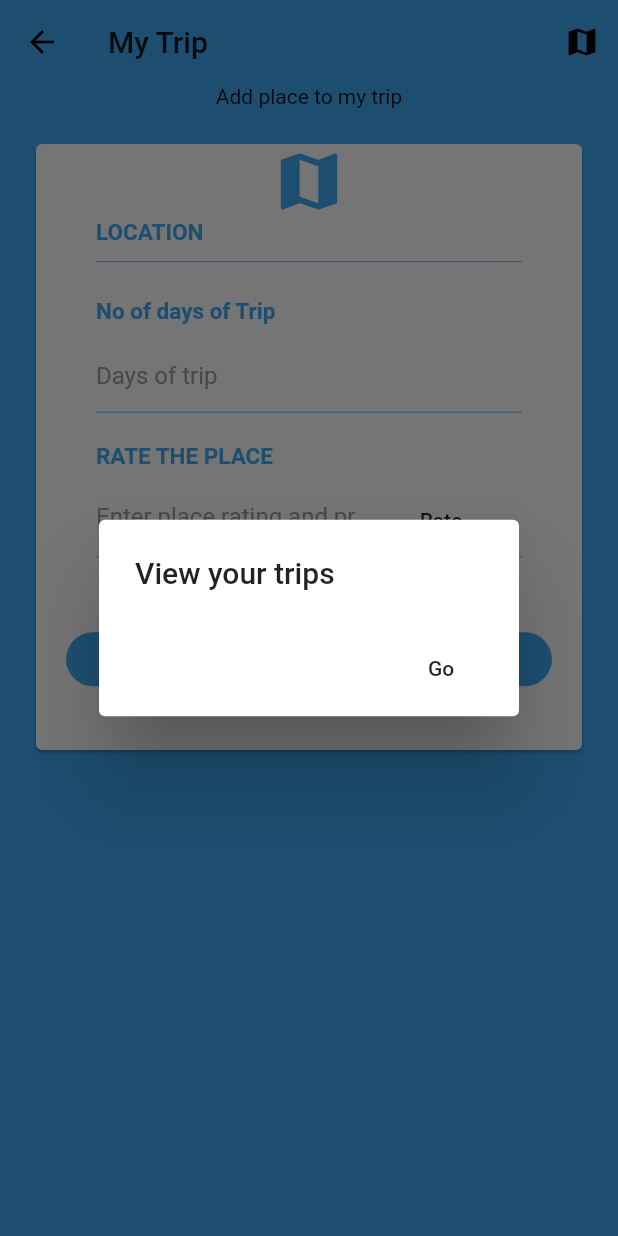
After one commit to i-ces/ACES, a Flutter app: the GuideTrip screen opened directly, after a tap on "Add My Trip", on a phone screen of 412 x 824 dp. The commit adds this screen. Run offline on Flutter 3.47's test engine with Material 2 defaults, Android fonts, the phone set to English and light mode, and no system bars; our stand-ins replace connectivity, curved_navigation_bar, flutter_bloc, flutter_rating_bar, geolocator, shared_preferences; accounts and stored records are empty.

Commit message:
guide page completed

```diff
--- /dev/null
+++ b/lib/guide/trips.dart
@@ -0,0 +1,324 @@
+import 'dart:async';
+import 'package:flutter/material.dart';
+import 'package:flutter_bloc/flutter_bloc.dart';
+import 'package:flutter_rating_bar/flutter_rating_bar.dart';
+import 'package:geolocator/geolocator.dart';
+
+class GuideTrip extends StatefulWidget {
+
+  GuideTrip({
+    Key key,
+  }) : super(key: key);
+
+  @override
+  State<StatefulWidget> createState() {
+    return _GuideTrip();
+  }
+}
+
+class _GuideTrip extends State<GuideTrip> {
+  Geolocator geolocator = Geolocator();
+  Position userLocation;
+  final _ratingController = TextEditingController();
+  final _daysController = TextEditingController();
+  final _placeIdController = TextEditingController();
+  final _locationController = TextEditingController();
+
+  double _userRating = 0.0;
+
+
+  @override
+  void initState() {
+    super.initState();
+    _getLocation().then((position) {
+      userLocation = position;
+      print(userLocation.latitude);
+    });
+  }
+
+  Future<Position> _getLocation() async {
+    Position currentLocation;
+    try {
+      currentLocation = await geolocator.getCurrentPosition(
+          desiredAccuracy: LocationAccuracy.best);
+    } catch (e) {
+      currentLocation = null;
+    }
+    print(currentLocation);
+    return currentLocation;
+  }
+
+  Widget _daysField() {
+    return TextFormField(
+      controller: _daysController,
+      keyboardType: TextInputType.number,
+      decoration: InputDecoration(
+        border: InputBorder.none,
+        hintText: 'Days of trip',
+        hintStyle: TextStyle(color: Colors.grey),
+      ),
+      validator: (String value) {
+        if (value.isEmpty) {
+          return 'Please enter a valid name';
+        }
+      },
+    );
+  }
+
+  Widget _rating() {
+    return TextFormField(
+      controller: _ratingController,
+      keyboardType: TextInputType.number,
+      decoration: InputDecoration(
+        border: InputBorder.none,
+        hintText: 'Enter place rating and press rate',
+        hintStyle: TextStyle(color: Colors.grey),
+        suffixIcon: MaterialButton(
+          onPressed: () {
+            setState(() {
+              _userRating = double.parse(_ratingController.text ?? "0.0");
+            });
+          },
+          child: Text("Rate"),
+        ),
+      ),
+      validator: (String value) {
+        if (value.isEmpty ||
+            double.parse(value ?? "0.0") > 5 ||
+            double.parse(value ?? "0.0") < 0) {
+          return 'Please enter a valid rating';
+        }
+      },
+    );
+  }
+
+  @override
+  Widget build(BuildContext context) {
+    Widget tripCreate() {
+      return ListView(
+          shrinkWrap: true,
+          scrollDirection: Axis.vertical,
+          physics: AlwaysScrollableScrollPhysics(),
+          children: <Widget>[
+            Container(
+              child: Center(
+                child: Icon(
+                  Icons.map,
+                  color: Color.fromRGBO(63, 169, 245, 1),
+                  size: 50.0,
+                ),
+              ),
+            ),
+            Form(
+              child: new Column(
+                children: <Widget>[
+                  new Row(
+                    children: <Widget>[
+                      new Expanded(
+                        child: new Padding(
+                          padding: const EdgeInsets.only(left: 40.0),
+                          child: new Text(
+                            "LOCATION",
+                            style: TextStyle(
+                              fontWeight: FontWeight.bold,
+                              color: Color.fromRGBO(63, 169, 245, 1),
+                              fontSize: 15.0,
+                            ),
+                          ),
+                        ),
+                      ),
+                    ],
+                  ),
+                  new Container(
+                    width: MediaQuery.of(context).size.width,
+                    margin: const EdgeInsets.only(
+                        left: 40.0, right: 40.0, top: 10.0),
+                    alignment: Alignment.center,
+                    decoration: BoxDecoration(
+                      border: Border(
+                        bottom: BorderSide(
+                            color: Color.fromRGBO(63, 169, 245, 1),
+                            width: 0.5,
+                            style: BorderStyle.solid),
+                      ),
+                    ),
+                    padding: const EdgeInsets.only(left: 0.0, right: 10.0),
+                    child: Container(),
+                  ),
+                  SizedBox(
+                    height: 24.0,
+                  ),
+                  new Row(
+                    children: <Widget>[
+                      new Expanded(
+                        child: new Padding(
+                          padding: const EdgeInsets.only(left: 40.0),
+                          child: new Text(
+                            "No of days of Trip",
+                            style: TextStyle(
+                              fontWeight: FontWeight.bold,
+                              color: Color.fromRGBO(63, 169, 245, 1),
+                              fontSize: 15.0,
+                            ),
+                          ),
+                        ),
+                      ),
+                    ],
+                  ),
+                  new Container(
+                      width: MediaQuery.of(context).size.width,
+                      margin: const EdgeInsets.only(
+                          left: 40.0, right: 40.0, top: 10.0),
+                      alignment: Alignment.center,
+                      decoration: BoxDecoration(
+                        border: Border(
+                          bottom: BorderSide(
+                              color: Color.fromRGBO(63, 169, 245, 1),
+                              width: 0.5,
+                              style: BorderStyle.solid),
+                        ),
+                      ),
+                      padding: const EdgeInsets.only(left: 0.0, right: 10.0),
+                      child: _daysField()),
+                  SizedBox(
+                    height: 20,
+                  ),
+                  new Row(
+                    children: <Widget>[
+                      new Expanded(
+                        child: new Padding(
+                          padding: const EdgeInsets.only(left: 40.0),
+                          child: new Text(
+                            "RATE THE PLACE",
+                            style: TextStyle(
+                              fontWeight: FontWeight.bold,
+                              color: Color.fromRGBO(63, 169, 245, 1),
+                              fontSize: 15.0,
+                            ),
+                          ),
+                        ),
+                      ),
+                    ],
+                  ),
+                  new Container(
+                      width: MediaQuery.of(context).size.width,
+                      margin: const EdgeInsets.only(
+                          left: 40.0, right: 40.0, top: 10.0),
+                      alignment: Alignment.center,
+                      decoration: BoxDecoration(
+                        border: Border(
+                          bottom: BorderSide(
+                              color: Color.fromRGBO(63, 169, 245, 1),
+                              width: 0.5,
+                              style: BorderStyle.solid),
+                        ),
+                      ),
+                      padding: const EdgeInsets.only(left: 0.0, right: 10.0),
+                      child: _rating()),
+                  SizedBox(
+                    height: 24.0,
+                  ),
+                  Container(
+                    margin: const EdgeInsets.only(top: 20.0),
+                    padding: const EdgeInsets.only(left: 20.0, right: 20.0),
+                    child: new Row(children: <Widget>[
+                      new Expanded(
+                        child: FlatButton(
+                          onPressed:() {
+                                  showDialog(
+                                      context: context,
+                                      builder: (_) => AlertDialog(
+                                            title: Text("View your trips"),
+                                            actions: <Widget>[
+                                              FlatButton(
+                                                child: Text("Go"),
+                                                onPressed: () {}
+                                              )
+                                            ],
+                                          ));
+                                },
+
+                          shape: new RoundedRectangleBorder(
+                              borderRadius: new BorderRadius.circular(30.0)),
+                          splashColor: Color.fromRGBO(63, 169, 245, 1),
+                          color: Color.fromRGBO(63, 169, 245, 1),
+                          child: new Row(
+                            children: <Widget>[
+                              new Padding(
+                                padding: const EdgeInsets.only(left: 20.0),
+                                child: Text(
+                                  "Add My Trip",
+                                  style: TextStyle(color: Colors.white),
+                                ),
+                              ),
+                            ],
+                          ),
+                        ),
+                      )
+                    ]),
+                  ),
+                ],
+              ),
+            )
+          ]);
+    }
+
+    return Scaffold(
+        appBar: AppBar(
+          title: Text("My Trip"),
+          elevation: 0.0,
+          backgroundColor: Color.fromRGBO(63, 169, 245, 1),
+          actions: <Widget>[
+            IconButton(
+              icon: Icon(Icons.map),
+              onPressed: () {}
+            )
+          ],
+        ),
+        body: Container(
+                height: MediaQuery.of(context).size.height,
+                color: Color.fromRGBO(63, 169, 245, 1),
+                child: ListView(
+                  shrinkWrap: true,
+                  scrollDirection: Axis.vertical,
+                  physics: AlwaysScrollableScrollPhysics(),
+                  padding: EdgeInsets.fromLTRB(20, 0, 20, 0),
+                  children: <Widget>[
+                    Center(
+                      child: Text("Add place to my trip"),
+                    ),
+                    SizedBox(
+                      height: 20,
+                    ),
+                    Container(
+                      height: MediaQuery.of(context).size.height * 0.5,
+                      child: Card(
+                        child: tripCreate(),
+                      ),
+                    )
+                  ],
+                ),
+              ),
+    );
+
+  }
+}
+
+class DiamondClipper extends CustomClipper<Path> {
+  @override
+  Path getClip(Size size) {
+    final path = Path();
+    final len = size.width;
+    path.lineTo(0, 1 / 4 * len);
+    path.lineTo(1 / 4 * len, 0);
+    path.lineTo(3 / 4 * len, 0);
+    path.lineTo(len, 1 / 4 * len);
+    path.lineTo(1 / 2 * len, len);
+    path.lineTo(0, 1 / 4 * len);
+    path.close();
+    return path;
+  }
+
+  @override
+  bool shouldReclip(CustomClipper<Path> oldClipper) => true;
+}
--- a/lib/homepage.dart
+++ b/lib/homepage.dart
@@ -46,7 +46,7 @@ class _HomepageState extends State<Homepage> {
                   Navigator.push(context,
                       MaterialPageRoute(builder: (context) => LoginScreen()));
                 },
-                child: Text(""),
+                child: Text("profile page"),
               ),
             ],
           ),
--- a/lib/profile/postCard.dart
+++ b/lib/profile/postCard.dart
@@ -50,7 +50,7 @@ class TripModelCard extends StatelessWidget {
               String _headersKey = "Authorization";
               String _headersValue = "Token " + token;
               await http.get(
-                  "http://ec2-52-87-169-94.compute-1.amazonaws.com/api/trip/delete/?tripid=1234",
+                  "http://ec2-52-87-169-94.compute-1.amazonaws.com/api/trip/delete/?tripid=765987",
                   headers: {
                     _headersKey: _headersValue,
                     'Content-Type': 'application/json'
--- a/pubspec.yaml
+++ b/pubspec.yaml
@@ -26,6 +26,11 @@ dependencies:
   flutter_rating_bar:
   http:
   shared_preferences:
+  curved_navigation_bar:
+  connectivity:
+  flutter_bloc:
+  bloc:
+  geolocator:
 
 
 dev_dependencies:
```
Also changed, not shown: lib/guide/guide_home.dart (added, +93 -0 lines), lib/guide/travels.dart (added, +20 -0 lines), lib/profile/feeds.dart (+5 -14 lines), pubspec.lock.
